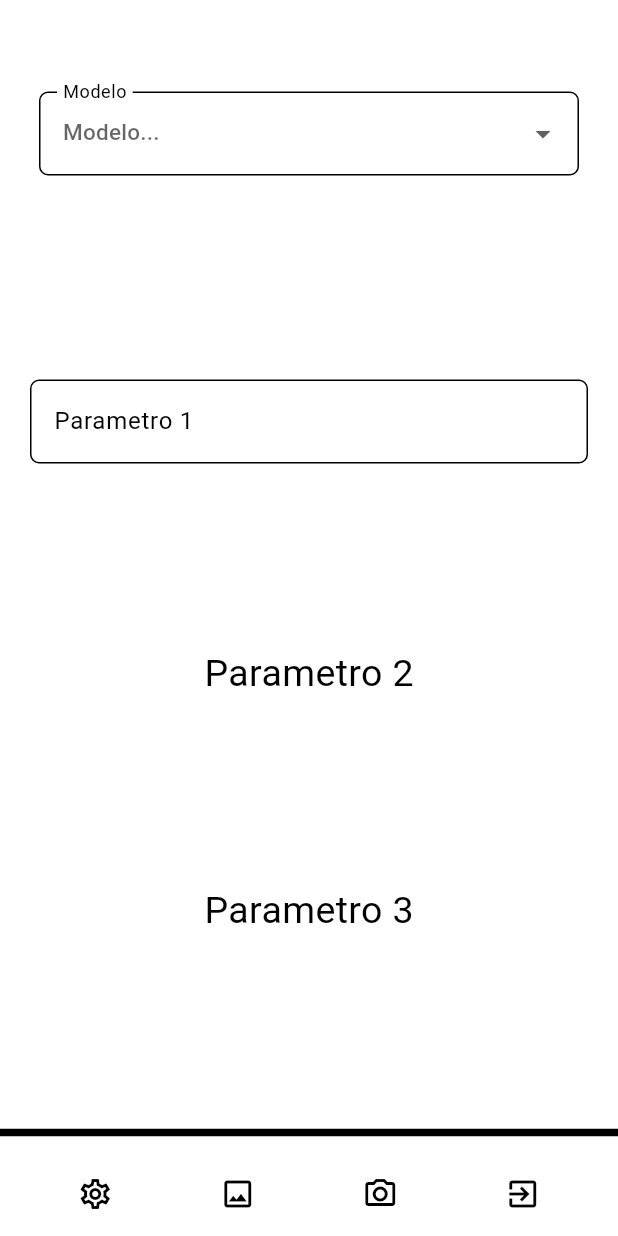
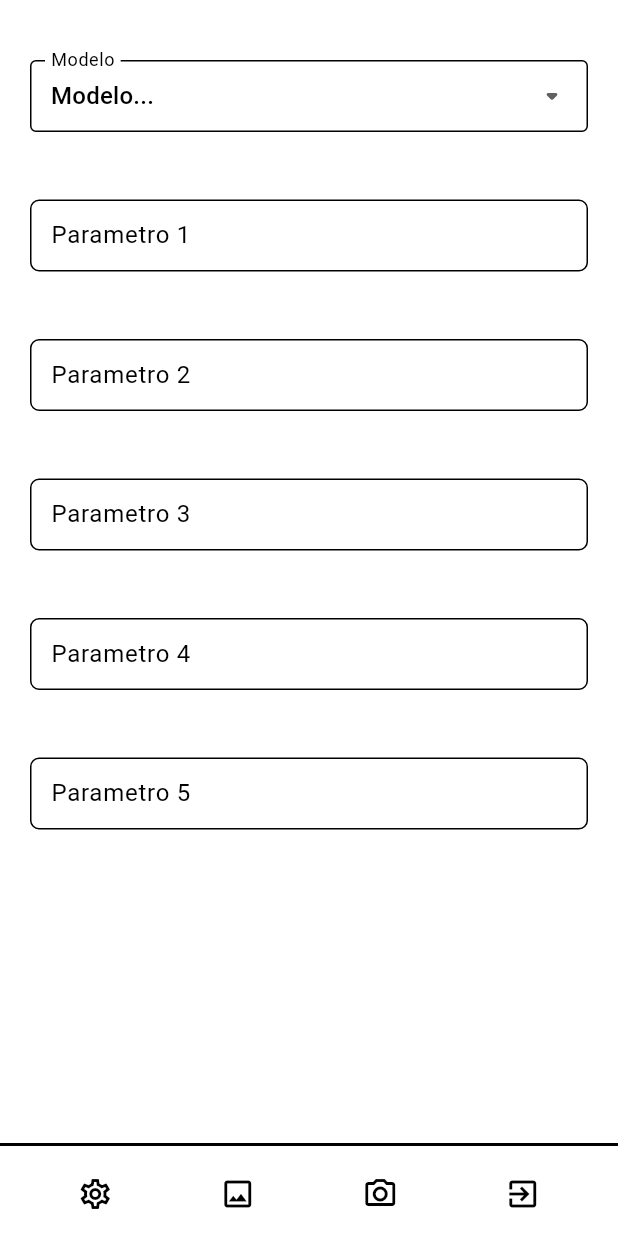
Before and after one commit to MariPinas/PIBIFSP-2024, a Flutter app: the screen it shows after launch, on a phone screen of 412 x 824 dp. Run offline on Flutter 3.47's test engine with Material 3 defaults, Android fonts, the light colour scheme and no system bars.

Commit message:
improving the settings page

```diff
--- a/lib/conf_page.dart
+++ b/lib/conf_page.dart
@@ -10,62 +10,54 @@ class ConfPage extends StatefulWidget {
 }
 
 class ConfPageState extends State<ConfPage> {
-  int counter = 0;
-  final dropValue = ValueNotifier('');
-  final dropOpcoes = {
+  ConfPageState() {
+    _selectedVal = _dropOpcoes[0];
+  }
+  final _dropOpcoes = [
+    '',
     'Rede Neural 1',
     'Rede neural 2',
     'Rede neural 3',
     'Rede neural 4'
-  };
+  ];
+  String? _selectedVal = "";
 
   @override
   Widget build(BuildContext context) {
     return Scaffold(
-      body: Column(
-        mainAxisAlignment: MainAxisAlignment.spaceAround,
+      body: SingleChildScrollView(
+        child: Column(
           children: [
-          Center(
-            child: ValueListenableBuilder(
-              valueListenable: dropValue,
-              builder: (BuildContext context, String value, _) {
-                return SizedBox(
-                  width: 360,
-                  height: 70,
-                  child: Padding(
-                    padding: const EdgeInsets.all(0.0),
-                    child: DropdownButtonFormField<String>(
-                      isExpanded: true,
-                      hint: const Text(
-                        'Modelo...',
-                        style: TextStyle(fontSize: 15),
-                      ),
-                      decoration: InputDecoration(
-                          labelText: 'Modelo',
-                          border: OutlineInputBorder(
-                              borderRadius: BorderRadius.circular(6))),
-                      value: (value.isEmpty) ? null : value,
-                      onChanged: (escolha) =>
-                          dropValue.value = escolha.toString(),
-                      items: dropOpcoes
-                          .map(
-                            (op) => DropdownMenuItem(
-                              value: op,
-                              child: Text(op),
-                            ),
-                          )
+            Padding(
+              padding: const EdgeInsets.only(
+                  left: 20, right: 20, bottom: 5, top: 40),
+              child: DropdownButtonFormField(
+                value: _selectedVal,
+                items: _dropOpcoes
+                    .map((e) => DropdownMenuItem(
+                        child: Text(e.isEmpty ? 'Modelo...' : e), value: e))
                     .toList(),
-                    ),
-                  ),
-                );
+                onChanged: (val) {
+                  setState(() {
+                    _selectedVal = val as String;
+                  });
                 },
+                icon: const Icon(Icons.arrow_drop_down_rounded),
+                decoration: const InputDecoration(
+                    contentPadding:
+                        EdgeInsets.only(top: 10, bottom: 10, left: 10),
+                    labelText: "Modelo",
+                    border: OutlineInputBorder()),
               ),
             ),
             Center(
               child: Padding(
-              padding: const EdgeInsets.only(left: 20, right: 20),
+                padding: const EdgeInsets.only(
+                    left: 20, right: 20, bottom: 5, top: 40),
                 child: TextField(
                   decoration: InputDecoration(
+                    contentPadding:
+                        const EdgeInsets.only(top: 10, bottom: 10, left: 10),
                     labelText: 'Parametro 1',
                     border: OutlineInputBorder(
                         borderRadius: BorderRadius.circular(6)),
@@ -73,25 +65,79 @@ class ConfPageState extends State<ConfPage> {
                 ),
               ),
             ),
-          const Center(
-            child: Text(
-              'Parametro 2',
-              style: TextStyle(fontSize: 25.0),
+            Center(
+              child: Padding(
+                padding: const EdgeInsets.only(
+                    left: 20, right: 20, bottom: 5, top: 40),
+                child: TextField(
+                  decoration: InputDecoration(
+                    contentPadding:
+                        const EdgeInsets.only(top: 10, bottom: 10, left: 10),
+                    labelText: 'Parametro 2',
+                    border: OutlineInputBorder(
+                        borderRadius: BorderRadius.circular(6)),
                   ),
                 ),
-          const Center(
-            child: Text(
-              'Parametro 3',
-              style: TextStyle(fontSize: 25.0),
               ),
             ),
-          const Divider(
-            thickness: 5,
+            Center(
+              child: Padding(
+                padding: const EdgeInsets.only(
+                    left: 20, right: 20, bottom: 5, top: 40),
+                child: TextField(
+                  decoration: InputDecoration(
+                    contentPadding:
+                        const EdgeInsets.only(top: 10, bottom: 10, left: 10),
+                    labelText: 'Parametro 3',
+                    border: OutlineInputBorder(
+                        borderRadius: BorderRadius.circular(6)),
+                  ),
+                ),
+              ),
+            ),
+            Center(
+              child: Padding(
+                padding: const EdgeInsets.only(
+                    left: 20, right: 20, bottom: 5, top: 40),
+                child: TextField(
+                  decoration: InputDecoration(
+                    contentPadding:
+                        const EdgeInsets.only(top: 10, bottom: 10, left: 10),
+                    labelText: 'Parametro 4',
+                    border: OutlineInputBorder(
+                        borderRadius: BorderRadius.circular(6)),
+                  ),
+                ),
+              ),
+            ),
+            Center(
+              child: Padding(
+                padding: const EdgeInsets.only(left: 20, right: 20, top: 40),
+                child: TextField(
+                  decoration: InputDecoration(
+                    contentPadding:
+                        const EdgeInsets.only(top: 10, bottom: 10, left: 10),
+                    labelText: 'Parametro 5',
+                    border: OutlineInputBorder(
+                        borderRadius: BorderRadius.circular(6)),
+                  ),
+                ),
+              ),
             ),
           ],
         ),
+      ),
       extendBody: true,
-      bottomNavigationBar: BottomAppBar(
+      bottomNavigationBar: Container(
+        decoration: const BoxDecoration(
+          border: Border(
+            top: BorderSide(
+              color: Colors.black,
+              width: 2.0,
+            ),
+          ),
+        ),
+        child: BottomAppBar(
           height: 60,
           color: Colors.white,
           child: IconTheme(
@@ -114,8 +160,9 @@ class ConfPageState extends State<ConfPage> {
                 IconButton(
                   icon: const Icon(Icons.exit_to_app_outlined),
                   onPressed: () {},
-              )
+                ),
               ],
+            ),
           ),
         ),
       ),
```
Lines whose indentation alone changed are shown as unchanged.
